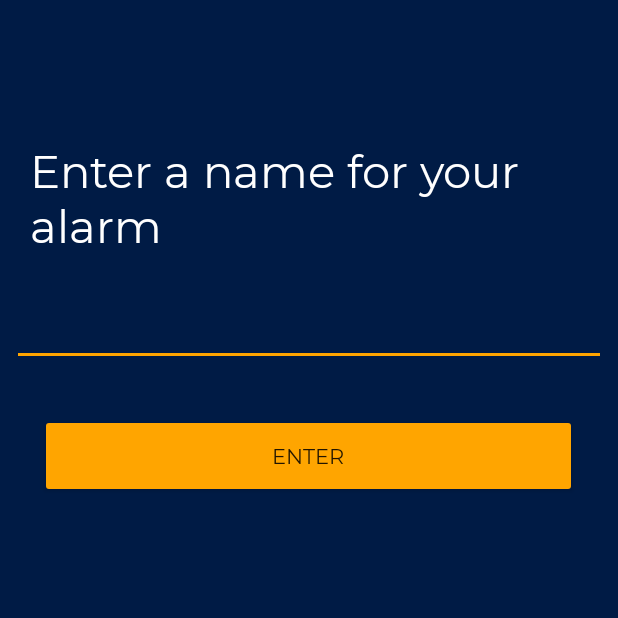
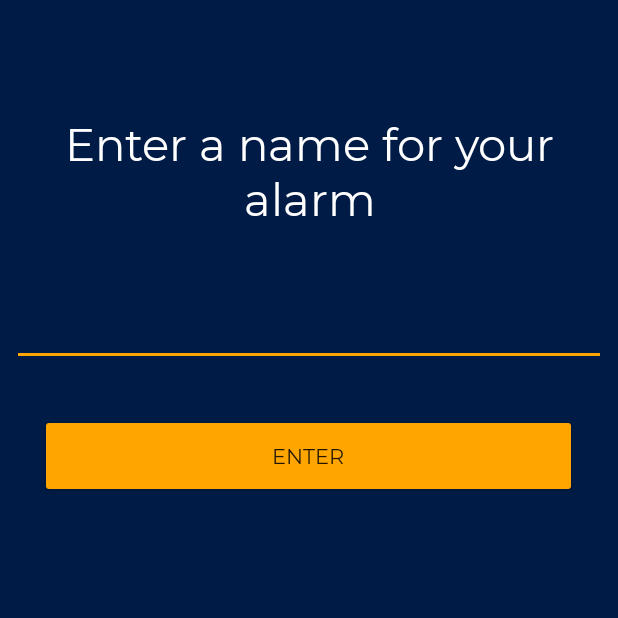
Before and after one commit to fares-soliman/TranSnooze, an Android app: the EnterNameActivity screen opened directly, with no data from a screen before it, on a phone screen of 412 x 824 dp, the top half of it. Run offline under Robolectric (Android 15) with nearby library versions, the phone set to English and light mode, and no system bars; 1 statement that could not run was skipped.

Commit message:
changed layout

```diff
--- a/app/src/main/res/layout/activity_enter_name.xml
+++ b/app/src/main/res/layout/activity_enter_name.xml
@@ -34,16 +34,20 @@
         android:id="@+id/enterNameTextView"
         android:layout_width="wrap_content"
         android:layout_height="wrap_content"
-        android:layout_marginStart="20dp"
-        android:layout_marginTop="94dp"
+        android:layout_marginTop="76dp"
+        android:layout_marginBottom="8dp"
+        android:autoText="false"
         android:fontFamily="@font/montserratregular"
+        android:gravity="center"
         android:text="Enter a name for your alarm"
         android:textColor="#FFFFFF"
         android:textColorHighlight="#C98400"
         android:textColorLink="#FFA500"
-        android:textSize="30sp"
-        app:layout_constraintStart_toStartOf="parent"
-        app:layout_constraintTop_toTopOf="parent" />
+        android:textSize="30dp"
+        app:layout_constraintBottom_toTopOf="@+id/textInputLayout"
+        app:layout_constraintEnd_toEndOf="parent"
+        app:layout_constraintTop_toTopOf="parent"
+        app:layout_constraintVertical_bias="0.0" />
 
     <Button
         android:id="@+id/button"
```
